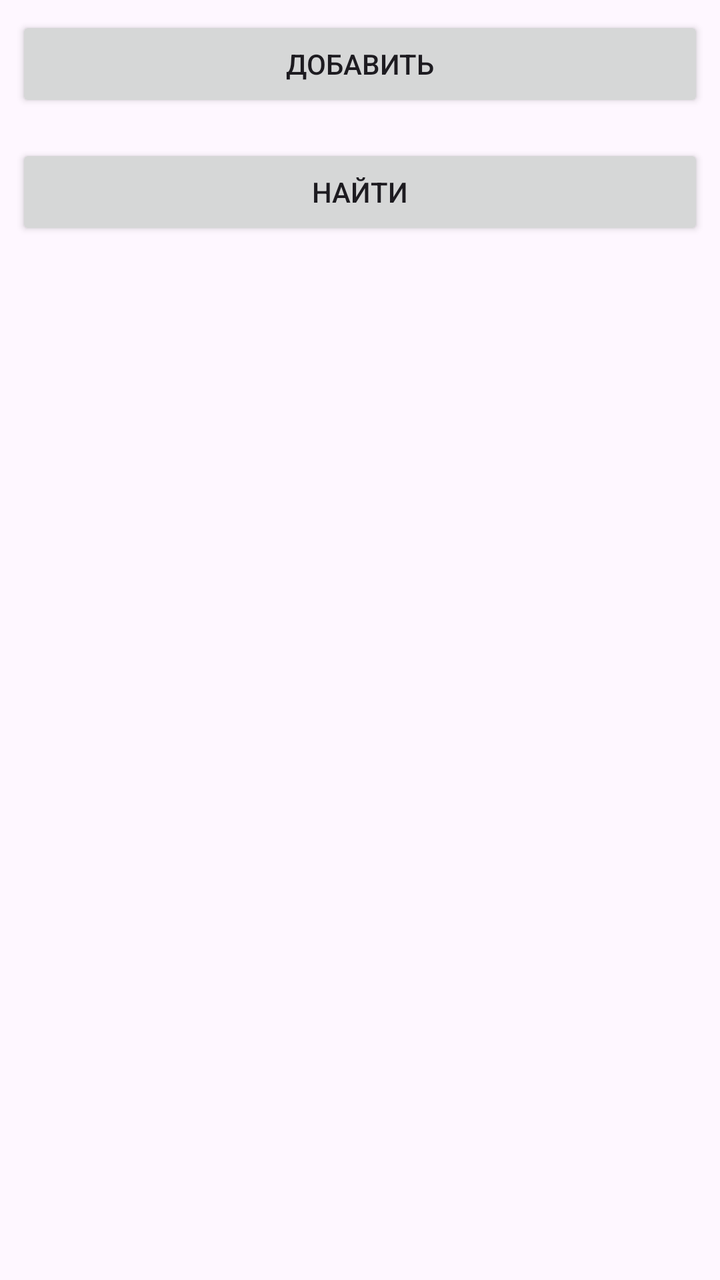
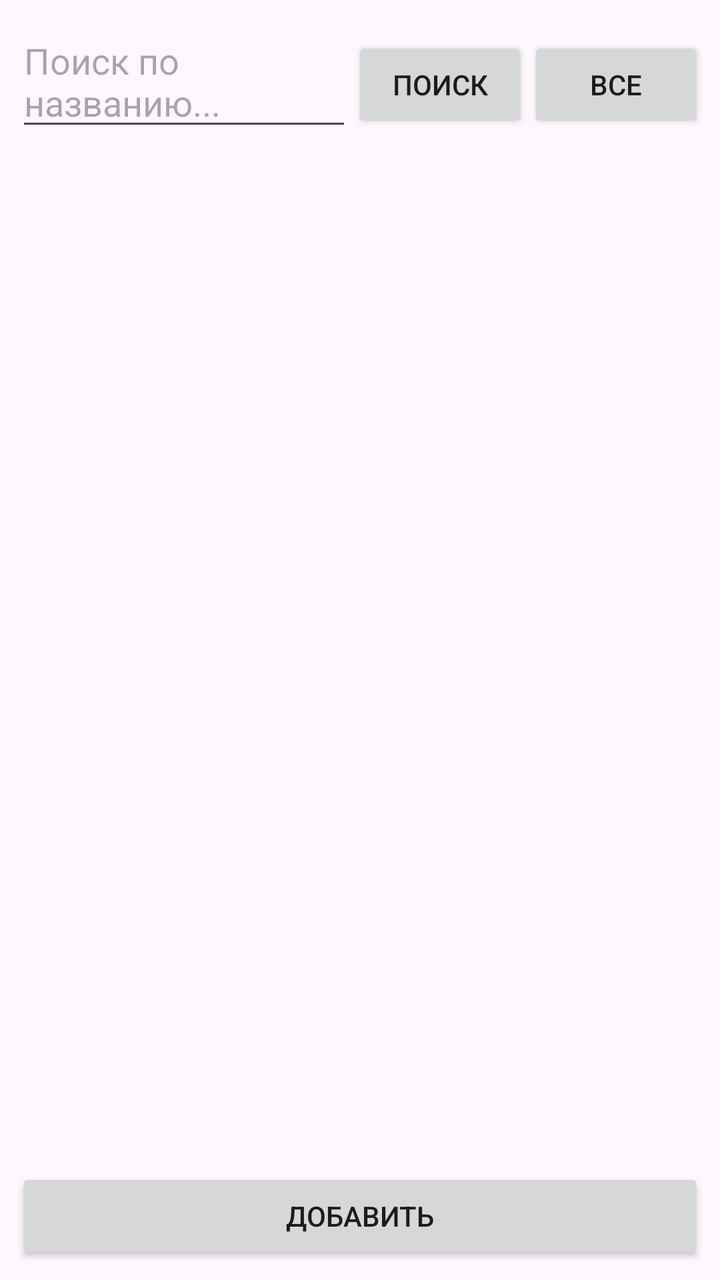

Two renders of the same Android screen: before a commit and after it. Below are the layout's source before the change and the commit's diff.
<!-- AndroidManifest.xml: application theme Theme.Recipe -->
<!-- res/layout/activity_main.xml -->
<?xml version="1.0" encoding="utf-8"?>
<androidx.constraintlayout.widget.ConstraintLayout xmlns:android="http://schemas.android.com/apk/res/android"
    xmlns:app="http://schemas.android.com/apk/res-auto"
    xmlns:tools="http://schemas.android.com/tools"
    android:layout_width="match_parent"
    android:layout_height="match_parent"
    tools:context=".view.MainActivity">

    <LinearLayout
        android:layout_width="match_parent"
        android:layout_height="match_parent"
        android:orientation="vertical">

        <Button
            android:layout_margin="8dp"
            android:id="@+id/addButton"
            android:layout_width="match_parent"
            android:layout_height="wrap_content"
            android:text="@string/add" />

        <Button
            android:layout_margin="8dp"
            android:id="@+id/searchButton"
            android:layout_width="match_parent"
            android:layout_height="wrap_content"
            android:text="@string/find" />

        <LinearLayout
            android:layout_margin="8dp"
            android:layout_width="match_parent"
            android:layout_height="match_parent"
            android:orientation="vertical">
            <ListView
                android:layout_width="fill_parent"
                android:layout_height="fill_parent"
                android:id="@+id/list" />
        </LinearLayout>

    </LinearLayout>
</androidx.constraintlayout.widget.ConstraintLayout>
<!-- resources referenced by this layout -->
<resources>
  <string name="add">Добавить</string>
  <string name="find">Найти</string>
  <style name="Theme.Recipe" parent="Base.Theme.Recipe" />
  <style name="Base.Theme.Recipe" parent="Theme.Material3.DayNight.NoActionBar">
          
          
      </style>
</resources>

<!-- the commit's change to res/layout/activity_main.xml (unified diff, before → after) -->
@@ -11,30 +11,44 @@
         android:layout_height="match_parent"
         android:orientation="vertical">
 
+        <LinearLayout
+            android:layout_width="match_parent"
+            android:layout_height="wrap_content"
+            android:orientation="horizontal"
+            android:layout_margin="8dp">
+
+            <EditText
+                android:id="@+id/searchEdit"
+                android:layout_width="0dp"
+                android:layout_height="wrap_content"
+                android:layout_weight="1"
+                android:hint="Поиск по названию..." />
+
+            <Button
+                android:id="@+id/searchBtn"
+                android:layout_width="wrap_content"
+                android:layout_height="wrap_content"
+                android:text="Поиск" />
+
+            <Button
+                android:id="@+id/showAllBtn"
+                android:layout_width="wrap_content"
+                android:layout_height="wrap_content"
+                android:text="Все" />
+        </LinearLayout>
+
+        <ListView
+            android:id="@+id/list"
+            android:layout_width="fill_parent"
+            android:layout_height="0dp"
+            android:layout_weight="1" />
+
         <Button
-            android:layout_margin="8dp"
             android:id="@+id/addButton"
             android:layout_width="match_parent"
             android:layout_height="wrap_content"
-            android:text="@string/add" />
-
-        <Button
-            android:layout_margin="8dp"
-            android:id="@+id/searchButton"
-            android:layout_width="match_parent"
-            android:layout_height="wrap_content"
-            android:text="@string/find" />
-
-        <LinearLayout
-            android:layout_margin="8dp"
-            android:layout_width="match_parent"
-            android:layout_height="match_parent"
-            android:orientation="vertical">
-            <ListView
-                android:layout_width="fill_parent"
-                android:layout_height="fill_parent"
-                android:id="@+id/list" />
-        </LinearLayout>
+            android:text="@string/add"
+            android:layout_margin="8dp" />
 
     </LinearLayout>
 </androidx.constraintlayout.widget.ConstraintLayout>
<!-- resource entries referenced after the edit -->
@@ -1,7 +1,6 @@
 <!-- resources referenced by this layout -->
 <resources>
   <string name="add">Добавить</string>
-  <string name="find">Найти</string>
   <style name="Theme.Recipe" parent="Base.Theme.Recipe" />
   <style name="Base.Theme.Recipe" parent="Theme.Material3.DayNight.NoActionBar">
           
